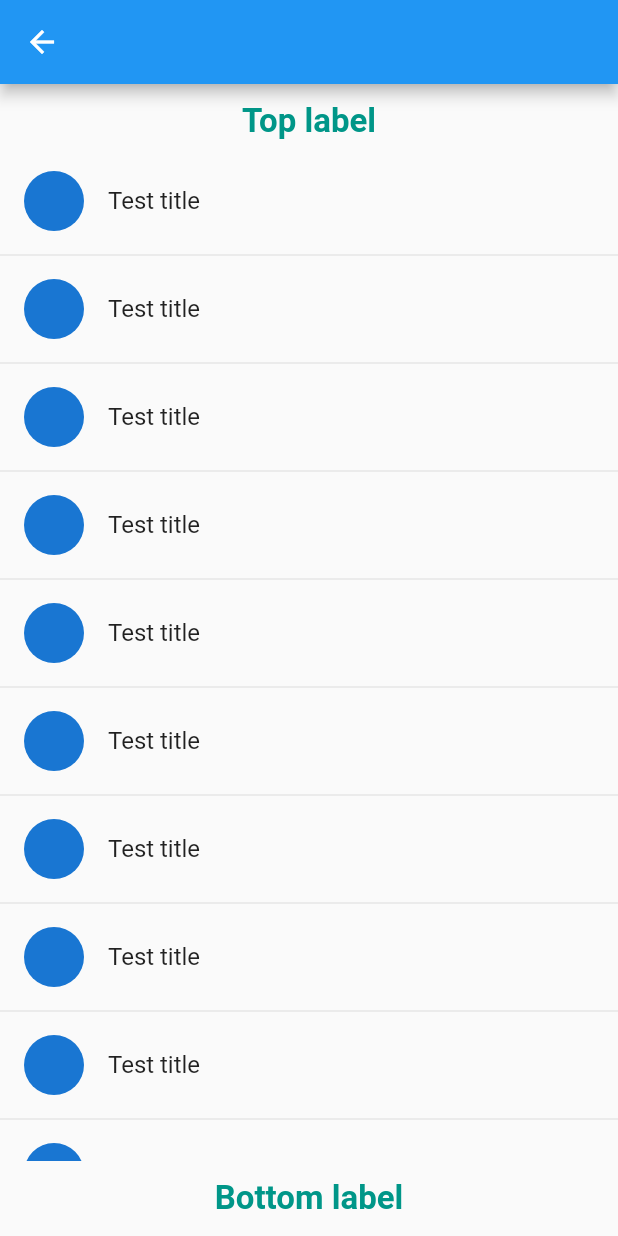
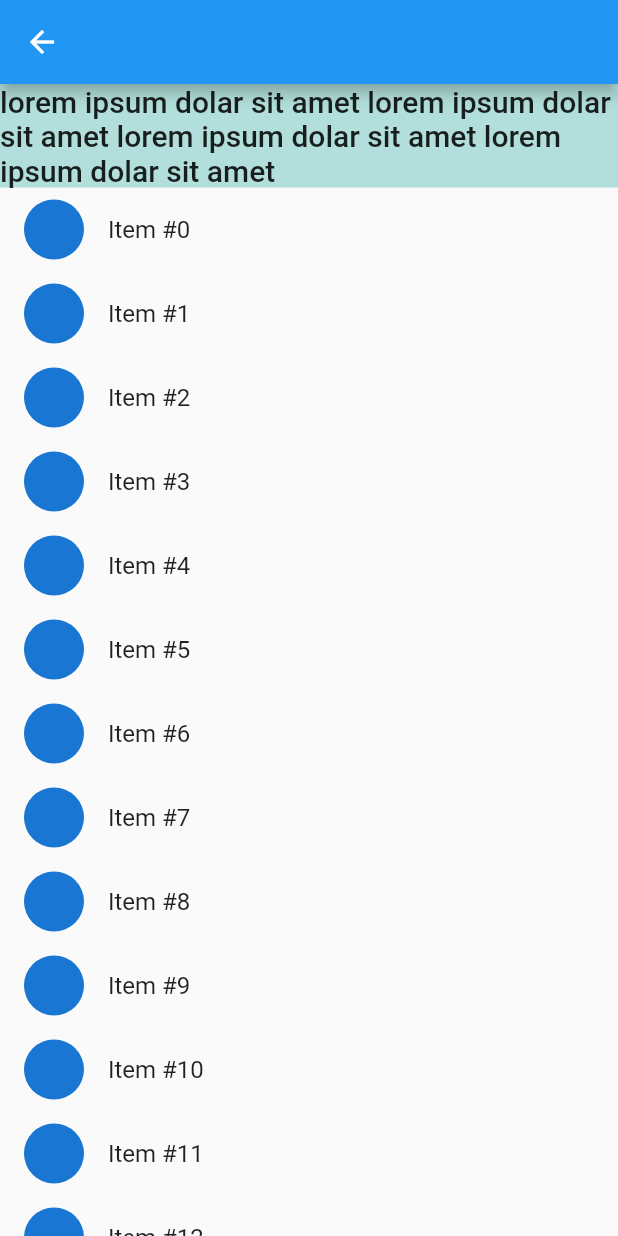
Before and after one commit to sldsrg/flutter_web_lab, a Flutter app: the NestedListViewLabPage screen opened directly, on a phone screen of 412 x 824 dp. Run offline on Flutter 3.47's test engine with Material 2 defaults, Android fonts, the phone set to English and light mode, and no system bars; missing offline and left inert: flutter_web.

```diff
--- a/lib/home.dart
+++ b/lib/home.dart
@@ -5,9 +5,11 @@ import 'multi_grid_lab.dart';
 import 'nested_listview.dart';
 import 'next_lab.dart';
 import 'table_lab.dart';
+import 'listenable_lab.dart';
 
 final builders = {
   'Next lab': (_) => NextLabPage(),
+  'Listenable lab': (_) => ListenableLabPage(),
   'Markdown lab': (_) => MarkdownPage(),
   'Table lab': (_) => TableLabPage(),
   'Nested ListView lab': (_) => NestedListViewLabPage(),
--- a/lib/nested_listview.dart
+++ b/lib/nested_listview.dart
@@ -1,5 +1,4 @@
 import 'package:flutter_web/material.dart';
-
 
 class NestedListViewLabPage extends StatelessWidget {
   @override
@@ -11,56 +10,60 @@ class NestedListViewLabPage extends StatelessWidget {
   }
 }
 
-class TestWidget extends StatelessWidget {
+class TestWidget extends StatefulWidget {
+  @override
+  _TestWidgetState createState() => _TestWidgetState();
+}
+
+class _TestWidgetState extends State<TestWidget> {
+  final _scrollController = ScrollController();
+  bool _showIntro;
+
+  @override
+  void initState() {
+    _scrollController.addListener(onScroll);
+    _showIntro = true;
+    super.initState();
+  }
+
+  @override
+  void dispose() {
+    _scrollController.dispose();
+    super.dispose();
+  }
+
   @override
   Widget build(BuildContext context) {
     return Column(
       children: <Widget>[
-        Container(
-          constraints: BoxConstraints(
-            minHeight: 50.0,
-          ),
-          child: Center(
-            child: Text(
-              'Top label',
-              style: TextStyle(
-                  fontSize: 22.0,
-                  fontWeight: FontWeight.bold,
-                  color: Colors.teal),
-            ),
-          ),
-        ),
+        _showIntro
+            ? Container(
+                color: Colors.teal[100],
+                child: Text(
+                  'lorem ipsum dolar sit amet lorem ipsum dolar sit amet lorem ipsum dolar sit amet lorem ipsum dolar sit amet ',
+                  style: Theme.of(context).textTheme.title,
+                ),
+              )
+            : Container(),
         Expanded(
-          child: ListView.separated(
+          child: ListView.builder(
+            controller: _scrollController,
             itemCount: 20,
-            separatorBuilder: (context, index) {
-              return Divider();
-            },
             itemBuilder: (context, index) {
-              return Material(
-                child: ListTile(
-                  leading: CircleAvatar(),
-                  title: Text('Test title'),
-                ),
+              return ListTile(
+                leading: CircleAvatar(),
+                title: Text('Item #$index'),
               );
             },
-          ),
-        ),
-        Container(
-          constraints: BoxConstraints(
-            minHeight: 50.0,
-          ),
-          child: Center(
-            child: Text(
-              'Bottom label',
-              style: TextStyle(
-                  fontSize: 22.0,
-                  fontWeight: FontWeight.bold,
-                  color: Colors.teal),
-            ),
           ),
         ),
       ],
     );
   }
+
+  void onScroll() {
+    setState(() {
+      _showIntro = _scrollController.offset < 50;
+    });
+  }
 }
```
Also changed, not shown: lib/listenable_lab.dart (added, +46 -0 lines).
